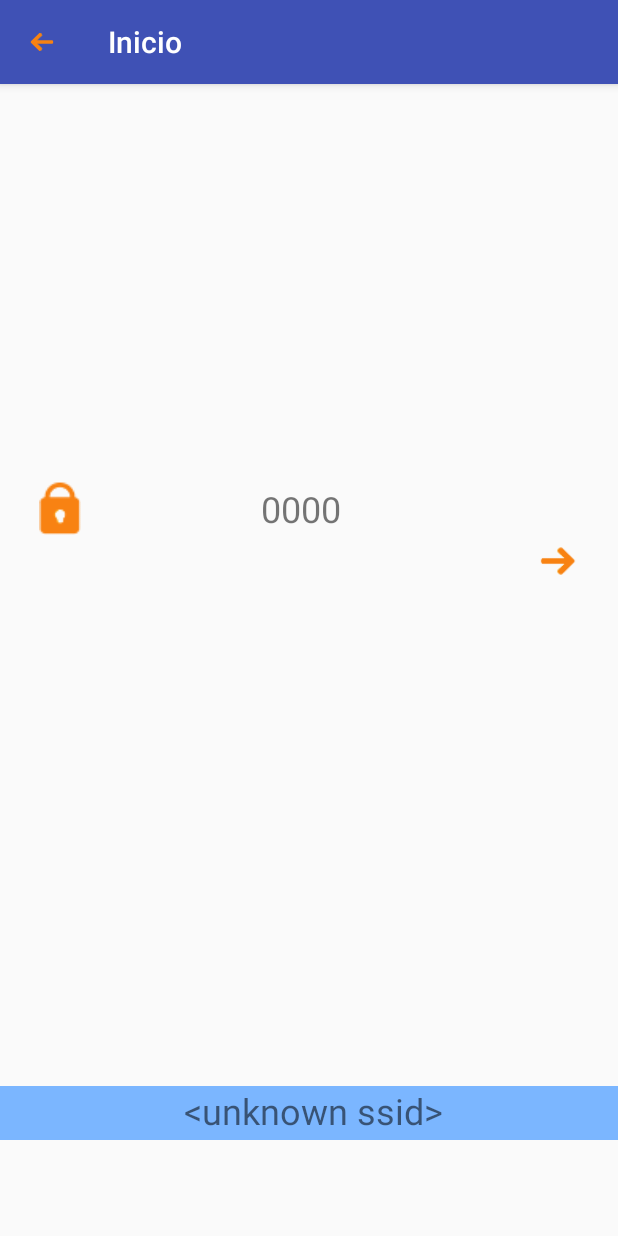
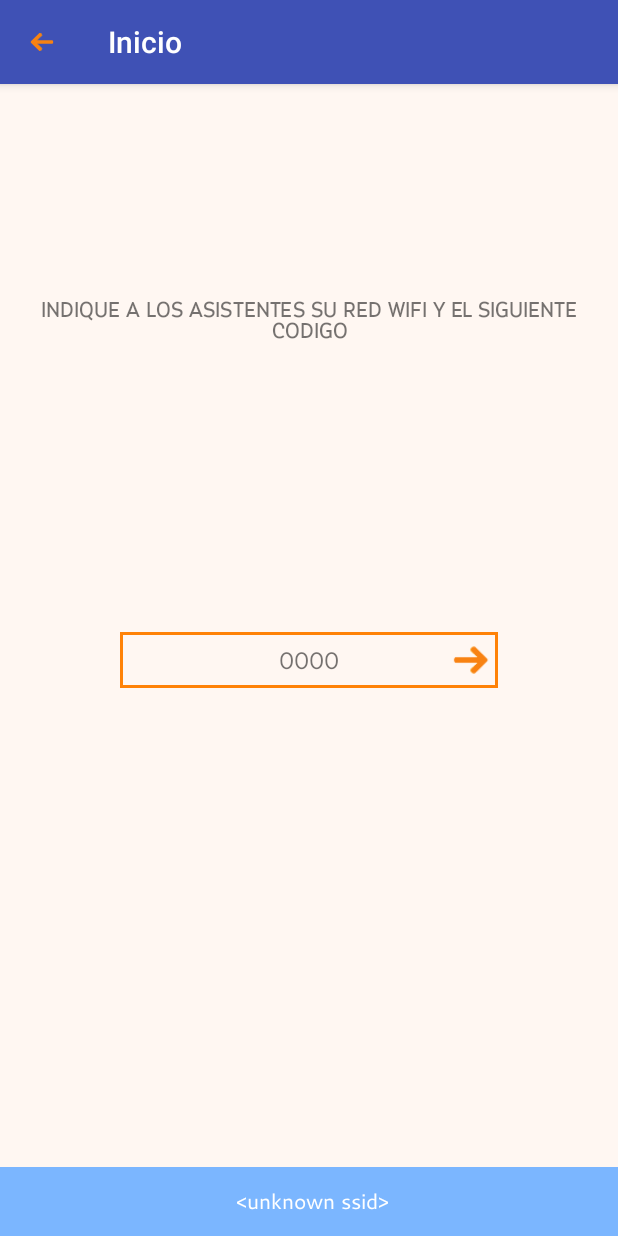
Before and after one commit to MuspelWolf/androidMVP, an Android app: the RoomCreate screen opened directly, with no data from a screen before it, on a phone screen of 412 x 824 dp. Run offline under Robolectric (Android 15) with nearby library versions, the phone set to English and light mode, and no system bars.

Commit message:
Minor Changes
Fixed Design

```diff
--- a/MVP30/app/src/main/res/layout/activity_room_create.xml
+++ b/MVP30/app/src/main/res/layout/activity_room_create.xml
@@ -1,78 +1,63 @@
 <?xml version="1.0" encoding="utf-8"?>
-<android.support.constraint.ConstraintLayout xmlns:android="http://schemas.android.com/apk/res/android"
+<RelativeLayout xmlns:android="http://schemas.android.com/apk/res/android"
     xmlns:app="http://schemas.android.com/apk/res-auto"
     xmlns:tools="http://schemas.android.com/tools"
     android:layout_width="match_parent"
     android:layout_height="match_parent"
-    tools:context=".RoomCreate">
+    android:background="@color/background"
+    android:fitsSystemWindows="true"
+    tools:layout_editor_absoluteY="81dp">
 
+    <TextView
+        android:id="@+id/descripcion"
+        android:layout_width="match_parent"
+        android:layout_height="44dp"
+        android:layout_alignParentStart="true"
+        android:layout_alignParentTop="true"
+        android:layout_centerHorizontal="true"
+        android:layout_marginTop="136dp"
+        android:fontFamily="@font/myra"
+        android:gravity="center"
+        android:text="indique a los asistentes su red wifi y el siguiente codigo"
+        android:textAlignment="center"
+        android:textSize="14sp"
+        tools:ignore="HardcodedText" />
 
     <Button
         android:id="@+id/RoomStart"
         android:layout_width="36dp"
         android:layout_height="36dp"
-        android:layout_marginBottom="304dp"
-        android:layout_marginEnd="16dp"
-        android:layout_marginStart="12dp"
-        android:layout_marginTop="171dp"
-        android:gravity="center_horizontal"
+        android:layout_alignEnd="@+id/pinName"
+        android:layout_centerVertical="true"
         android:background="@mipmap/rightarrow"
-        app:layout_constraintBottom_toBottomOf="parent"
-        app:layout_constraintEnd_toEndOf="parent"
-        app:layout_constraintStart_toEndOf="@+id/pinName"
-        app:layout_constraintTop_toTopOf="parent"
         tools:ignore="HardcodedText" />
 
     <TextView
         android:id="@+id/wifiName"
-        android:layout_width="0dp"
-        android:layout_height="36dp"
-        android:layout_marginTop="268dp"
+        android:layout_width="match_parent"
+        android:layout_height="46dp"
+        android:layout_alignParentBottom="true"
+        android:layout_alignParentStart="true"
         android:background="@color/light"
-        android:gravity="center_horizontal"
+        android:fontFamily="@font/cantarell"
+        android:gravity="center"
         android:hint="Nombre del WIFI"
-        android:textAlignment="center"
-        android:textSize="24sp"
-        app:layout_constraintBottom_toBottomOf="parent"
-        app:layout_constraintEnd_toEndOf="parent"
-        app:layout_constraintHorizontal_bias="0.461"
-        app:layout_constraintStart_toStartOf="parent"
-        app:layout_constraintTop_toBottomOf="@+id/RoomStart"
+        android:textColor="@android:color/white"
+        android:textSize="14sp"
         tools:ignore="HardcodedText" />
 
     <TextView
         android:id="@+id/pinName"
         android:layout_width="252dp"
-        android:layout_height="36dp"
-        android:layout_marginBottom="268dp"
-        android:layout_marginEnd="9dp"
-        android:layout_marginStart="5dp"
-        android:layout_marginTop="169dp"
-        android:gravity="center_horizontal"
+        android:layout_height="37dp"
+        android:layout_centerInParent="true"
+        android:background="@drawable/custom_button"
+        android:fontFamily="@font/cantarell"
+        android:gravity="center"
         android:hint="Codigo"
         android:textAlignment="center"
-        android:textSize="24sp"
-        app:layout_constraintBottom_toTopOf="@+id/wifiName"
-        app:layout_constraintEnd_toStartOf="@+id/RoomStart"
-        app:layout_constraintStart_toEndOf="@+id/imageView"
-        app:layout_constraintTop_toTopOf="parent"
+        android:textSize="16sp"
         tools:ignore="HardcodedText" />
 
-    <ImageView
-        android:id="@+id/imageView"
-        android:layout_width="36dp"
-        android:layout_height="36dp"
-        android:layout_marginBottom="270dp"
-        android:gravity="center_horizontal"
-        android:layout_marginEnd="5dp"
-        android:layout_marginStart="16dp"
-        android:layout_marginTop="167dp"
-        app:layout_constraintBottom_toTopOf="@+id/wifiName"
-        app:layout_constraintEnd_toStartOf="@+id/pinName"
-        app:layout_constraintStart_toStartOf="parent"
-        app:layout_constraintTop_toTopOf="parent"
-        app:srcCompat="@mipmap/code"
-        android:contentDescription="@string/pinlockupimage" />
 
-
-</android.support.constraint.ConstraintLayout>
+</RelativeLayout>
--- a/MVP30/app/src/main/res/values/colors.xml
+++ b/MVP30/app/src/main/res/values/colors.xml
@@ -4,4 +4,5 @@
     <color name="colorPrimaryDark">#101f7c</color>
     <color name="colorAccent">#FF8207</color>
     <color name="light">#7BB6FF</color>
+    <color name="background">#fff7f2</color>
 </resources>
```
